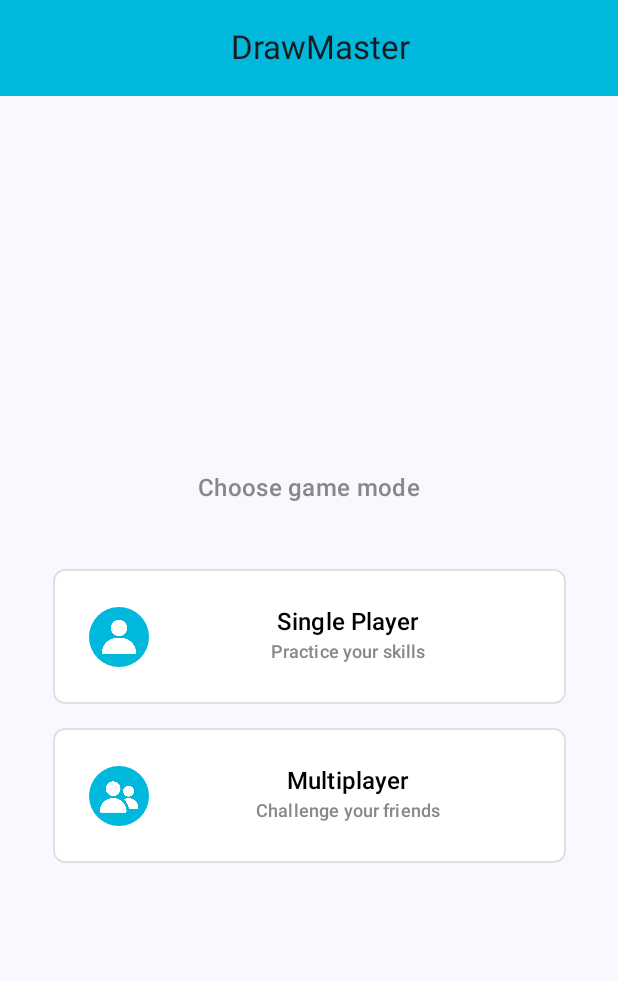
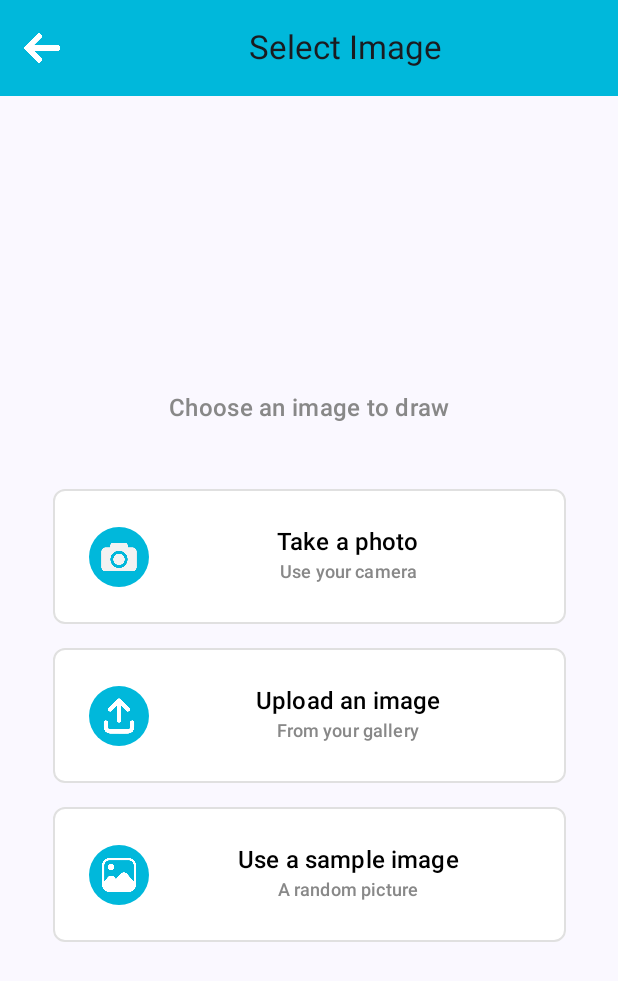
Before and after one commit to gferrerass/drawMaster, an Android app built with Jetpack Compose: the screen it shows after launch (MainActivity), after a tap on "Single Player", on a phone screen of 412 x 824 dp. Shown: the top 981 px of the screen. Run offline under Robolectric (Android 15) with nearby library versions, the light colour scheme and no system bars.

Commit message:
added botones que funcionan

```diff
--- a/app/build.gradle.kts
+++ b/app/build.gradle.kts
@@ -50,6 +50,8 @@ dependencies {
     implementation(libs.androidx.compose.ui.graphics)
     implementation(libs.androidx.compose.ui.tooling.preview)
     implementation(libs.androidx.compose.material3)
+    implementation(libs.androidx.navigation.runtime.ktx)
+    implementation(libs.androidx.navigation.compose)
     testImplementation(libs.junit)
     androidTestImplementation(libs.androidx.junit)
     androidTestImplementation(libs.androidx.espresso.core)
--- a/app/src/main/java/com/example/drawmaster/MainActivity.kt
+++ b/app/src/main/java/com/example/drawmaster/MainActivity.kt
@@ -4,24 +4,11 @@ import android.os.Bundle
 import androidx.activity.ComponentActivity
 import androidx.activity.compose.setContent
 import androidx.activity.enableEdgeToEdge
-import androidx.compose.foundation.BorderStroke
-import androidx.compose.foundation.Image
-import androidx.compose.foundation.layout.*
-import androidx.compose.foundation.shape.CircleShape
-import androidx.compose.foundation.shape.RoundedCornerShape
-import androidx.compose.material3.*
-import androidx.compose.runtime.*
-import androidx.compose.ui.Alignment
+import androidx.compose.foundation.layout.fillMaxSize
 import androidx.compose.ui.Modifier
-import androidx.compose.ui.draw.clip
-import androidx.compose.ui.graphics.Color
-import androidx.compose.ui.graphics.painter.Painter
-import androidx.compose.ui.tooling.preview.Preview
-import androidx.compose.ui.unit.dp
-import androidx.compose.ui.unit.sp
+import androidx.navigation.compose.rememberNavController
+import com.example.drawmaster.presentation.DrawMasterNavHost
 import com.example.drawmaster.ui.theme.DrawMasterTheme
-import androidx.compose.ui.res.painterResource
-
 
 class MainActivity : ComponentActivity() {
     override fun onCreate(savedInstanceState: Bundle?) {
@@ -29,107 +16,11 @@ class MainActivity : ComponentActivity() {
         enableEdgeToEdge()
         setContent {
             DrawMasterTheme {
-                MainScreen(modifier = Modifier.fillMaxSize())
-                }
-            }
-        }
-    }
-
-
-@OptIn(ExperimentalMaterial3Api::class)
-@Composable
-fun MainScreen(modifier: Modifier = Modifier) {
-    Scaffold(
-        modifier = modifier,
-        topBar = {
-            TopAppBar(
-                title = {
-                    Box(
-                        modifier = Modifier.fillMaxWidth(),
-                        contentAlignment = Alignment.Center
-                    ) {
-                        Text("DrawMaster")
-                    }
-                },
-                colors = TopAppBarDefaults.topAppBarColors(
-                    containerColor = Color(0xFF00b8db)
-                )
-            )
-        },
-        content = { innerPadding ->
-            Box(
-                modifier = Modifier
-                    .fillMaxSize()
-                    .padding(innerPadding),
-                contentAlignment = Alignment.Center
-            ) {
-                Column(
-                    modifier = Modifier
-                        .fillMaxWidth()
-                        .padding(16.dp),
-                    verticalArrangement = Arrangement.spacedBy(16.dp),
-                    horizontalAlignment = Alignment.CenterHorizontally
-                ) {
-                    Text(
-                        text = "Choose game mode",
-                        color = Color.Gray,
-                        style = MaterialTheme.typography.titleMedium
-                    )
-                    Spacer(modifier = Modifier.height(10.dp))
-                    CustomButton(
-                        name = "Single Player",
-                        description = "Practice your skills",
-                        image = painterResource(id = R.drawable.profile)) {  }
-                    CustomButton(
-                        name = "Multiplayer",
-                        description = "Challenge your friends",
-                        image = painterResource(id = R.drawable.multiplayer)) {  }
-                }
-            }
-        }
-    )
-}
-
-@Composable
-fun CustomButton(name: String, description: String, image: Painter, onClick: () -> Unit) {
-    Button(
-        onClick = onClick,
-        modifier = Modifier
-            .fillMaxWidth(0.9f)
-            .height(90.dp),
-        colors = ButtonDefaults.buttonColors(
-            containerColor = Color.White,
-            contentColor = Color.Black
-        ),
-        shape = RoundedCornerShape(8.dp),
-        border = BorderStroke(1.dp, Color(0xFFE0E0E0))
-    ) {
-        Row(verticalAlignment = Alignment.CenterVertically) {
-            Image(
-                painter = image,
-                contentDescription = null,
-                modifier = Modifier
-                    .size(40.dp)
-                    .clip(CircleShape)
-            )
-
-            Spacer(modifier = Modifier.width(12.dp))
-            Column(
-                modifier = Modifier.fillMaxSize(),
-                verticalArrangement = Arrangement.Center,
-                horizontalAlignment = Alignment.CenterHorizontally
-            ) {
-                Text(text = name, fontSize = 16.sp)
-                Text(text = description, fontSize = 12.sp, color = Color.Gray)
+                val navController = rememberNavController()
+                DrawMasterNavHost(
+                    navController = navController,
+                    modifier = Modifier.fillMaxSize())
             }
         }
     }
 }
-
-@Preview(showBackground = true)
-@Composable
-fun MainScreenPreview() {
-    DrawMasterTheme() {
-        MainScreen()
-    }
-}
--- /dev/null
+++ b/app/src/main/java/com/example/drawmaster/presentation/MainScreen.kt
@@ -0,0 +1,130 @@
+package com.example.drawmaster.presentation
+
+
+import androidx.compose.runtime.Composable
+import androidx.compose.ui.Modifier
+import androidx.compose.foundation.layout.*
+import androidx.compose.foundation.shape.CircleShape
+import androidx.compose.foundation.shape.RoundedCornerShape
+import androidx.compose.material3.*
+import androidx.compose.foundation.Image
+import androidx.compose.foundation.BorderStroke
+import androidx.compose.ui.Alignment
+import androidx.compose.ui.draw.clip
+import androidx.compose.ui.graphics.Color
+import androidx.compose.ui.graphics.painter.Painter
+import androidx.compose.ui.res.painterResource
+import androidx.compose.ui.tooling.preview.Preview
+import androidx.compose.ui.unit.dp
+import androidx.compose.ui.unit.sp
+import com.example.drawmaster.ui.theme.DrawMasterTheme
+import com.example.drawmaster.R
+
+
+@OptIn(ExperimentalMaterial3Api::class)
+@Composable
+fun MainScreen(
+    modifier: Modifier = Modifier,
+    onSinglePlayer: () -> Unit = {},
+    onMultiplayer: () -> Unit = {}
+) {
+    Scaffold(
+        modifier = modifier,
+        topBar = {
+            TopAppBar(
+                title = {
+                    Box(
+                        modifier = Modifier.fillMaxWidth(),
+                        contentAlignment = Alignment.Center
+                    ) {
+                        Text("DrawMaster")
+                    }
+                },
+                colors = TopAppBarDefaults.topAppBarColors(
+                    containerColor = Color(0xFF00b8db)
+                )
+            )
+        },
+        content = { innerPadding ->
+            Box(
+                modifier = Modifier
+                    .fillMaxSize()
+                    .padding(innerPadding),
+                contentAlignment = Alignment.Center
+            ) {
+                Column(
+                    modifier = Modifier
+                        .fillMaxWidth()
+                        .padding(16.dp),
+                    verticalArrangement = Arrangement.spacedBy(16.dp),
+                    horizontalAlignment = Alignment.CenterHorizontally
+                ) {
+                    Text(
+                        text = "Choose game mode",
+                        color = Color.Gray,
+                        style = MaterialTheme.typography.titleMedium
+                    )
+                    Spacer(modifier = Modifier.height(10.dp))
+                    CustomButton(
+                        name = "Single Player",
+                        description = "Practice your skills",
+                        image = painterResource(id = R.drawable.profile),
+                        onClick = onSinglePlayer
+                    )
+                    CustomButton(
+                        name = "Multiplayer",
+                        description = "Challenge your friends",
+                        image = painterResource(id = R.drawable.multiplayer),
+                        onClick = onMultiplayer
+                    )
+                }
+            }
+        }
+    )
+}
+
+
+@Composable
+fun CustomButton(name: String, description: String, image: Painter, onClick: () -> Unit) {
+    Button(
+        onClick = onClick,
+        modifier = Modifier
+            .fillMaxWidth(0.9f)
+            .height(90.dp),
+        colors = ButtonDefaults.buttonColors(
+            containerColor = Color.White,
+            contentColor = Color.Black
+        ),
+        shape = RoundedCornerShape(8.dp),
+        border = BorderStroke(1.dp, Color(0xFFE0E0E0))
+    ) {
+        Row(verticalAlignment = Alignment.CenterVertically) {
+            Image(
+                painter = image,
+                contentDescription = null,
+                modifier = Modifier
+                    .size(40.dp)
+                    .clip(CircleShape)
+            )
+
+            Spacer(modifier = Modifier.width(12.dp))
+            Column(
+                modifier = Modifier.fillMaxSize(),
+                verticalArrangement = Arrangement.Center,
+                horizontalAlignment = Alignment.CenterHorizontally
+            ) {
+                Text(text = name, fontSize = 16.sp)
+                Text(text = description, fontSize = 12.sp, color = Color.Gray)
+            }
+        }
+    }
+}
+
+
+@Preview(showBackground = true)
+@Composable
+fun MainScreenPreview() {
+    DrawMasterTheme {
+        MainScreen()
+    }
+}
--- /dev/null
+++ b/app/src/main/java/com/example/drawmaster/presentation/NavGraph.kt
@@ -0,0 +1,28 @@
+package com.example.drawmaster.presentation
+
+import androidx.compose.runtime.Composable
+import androidx.navigation.NavHostController
+import androidx.compose.ui.Modifier
+import androidx.navigation.compose.NavHost
+import androidx.navigation.compose.composable
+
+
+
+@Composable
+fun DrawMasterNavHost(
+    navController: NavHostController,
+    modifier: Modifier = Modifier
+) {
+    NavHost(
+        navController = navController,
+        startDestination = "main_screen",
+        modifier = modifier
+    ) {
+        composable(route = "main_screen") {
+            MainScreen(onSinglePlayer = { navController.navigate("select_image") })
+        }
+        composable(route = "select_image") {
+            SelectImageScreen(navController = navController)
+        }
+    }
+}
--- /dev/null
+++ b/app/src/main/java/com/example/drawmaster/presentation/SelectImage.kt
@@ -0,0 +1,110 @@
+package com.example.drawmaster.presentation
+
+import androidx.compose.foundation.Image
+import androidx.compose.runtime.Composable
+import androidx.compose.ui.Modifier
+import androidx.compose.foundation.layout.*
+import androidx.compose.material3.*
+import androidx.compose.ui.Alignment
+import androidx.compose.ui.draw.rotate
+import androidx.compose.ui.graphics.Color
+import androidx.compose.ui.res.painterResource
+import androidx.compose.ui.tooling.preview.Preview
+import androidx.compose.ui.unit.dp
+import androidx.navigation.NavHostController
+import androidx.navigation.compose.rememberNavController
+import com.example.drawmaster.ui.theme.DrawMasterTheme
+import com.example.drawmaster.R
+
+
+@OptIn(ExperimentalMaterial3Api::class)
+@Composable
+fun SelectImageScreen(
+    navController: NavHostController,
+    modifier: Modifier = Modifier,
+    onSinglePlayer: () -> Unit = {},
+    onMultiplayer: () -> Unit = {}
+) {
+    Scaffold(
+        modifier = modifier,
+        topBar = {
+            TopAppBar(
+                navigationIcon = {
+                    IconButton(onClick = { navController.popBackStack() }) {
+                        Image(
+                            painter = painterResource(id = R.drawable.arrow),
+                            contentDescription = "Go Back",
+                            modifier = Modifier
+                                .size(24.dp)
+                                .rotate(180f)
+                        )
+                    }
+                },
+                title = {
+                    Box(
+                        modifier = Modifier.fillMaxWidth(),
+                        contentAlignment = Alignment.Center
+                    ) {
+                        Text("Select Image")
+                    }
+                },
+                colors = TopAppBarDefaults.topAppBarColors(
+                    containerColor = Color(0xFF00b8db)
+                )
+            )
+        },
+        content = { innerPadding ->
+            Box(
+                modifier = Modifier
+                    .fillMaxSize()
+                    .padding(innerPadding),
+                contentAlignment = Alignment.Center
+            ) {
+                Column(
+                    modifier = Modifier
+                        .fillMaxWidth()
+                        .padding(16.dp),
+                    verticalArrangement = Arrangement.spacedBy(16.dp),
+                    horizontalAlignment = Alignment.CenterHorizontally
+                ) {
+                    Text(
+                        text = "Choose an image to draw",
+                        color = Color.Gray,
+                        style = MaterialTheme.typography.titleMedium
+                    )
+                    Spacer(modifier = Modifier.height(10.dp))
+                    CustomButton(
+                        name = "Take a photo",
+                        description = "Use your camera",
+                        image = painterResource(id = R.drawable.camera),
+                        onClick = onSinglePlayer
+                    )
+                    CustomButton(
+                        name = "Upload an image",
+                        description = "From your gallery",
+                        image = painterResource(id = R.drawable.upload),
+                        onClick = onMultiplayer
+                    )
+                    CustomButton(
+                        name = "Use a sample image",
+                        description = "A random picture",
+                        image = painterResource(id = R.drawable.gallery),
+                        onClick = onMultiplayer
+                    )
+                }
+            }
+        }
+    )
+}
+
+
+
+
+@Preview(showBackground = true)
+@Composable
+fun SelectImageScreenPreview() {
+    val navController = rememberNavController()
+    DrawMasterTheme {
+        SelectImageScreen(navController = navController)
+    }
+}
--- a/gradle/libs.versions.toml
+++ b/gradle/libs.versions.toml
@@ -8,6 +8,7 @@ espressoCore = "3.7.0"
 lifecycleRuntimeKtx = "2.10.0"
 activityCompose = "1.12.0"
 composeBom = "2024.09.00"
+navigationRuntimeKtx = "2.9.6"
 
 [libraries]
 androidx-core-ktx = { group = "androidx.core", name = "core-ktx", version.ref = "coreKtx" }
@@ -24,6 +25,8 @@ androidx-compose-ui-tooling-preview = { group = "androidx.compose.ui", name = "u
 androidx-compose-ui-test-manifest = { group = "androidx.compose.ui", name = "ui-test-manifest" }
 androidx-compose-ui-test-junit4 = { group = "androidx.compose.ui", name = "ui-test-junit4" }
 androidx-compose-material3 = { group = "androidx.compose.material3", name = "material3" }
+androidx-navigation-runtime-ktx = { group = "androidx.navigation", name = "navigation-runtime-ktx", version.ref = "navigationRuntimeKtx" }
+androidx-navigation-compose = { group = "androidx.navigation", name = "navigation-compose", version.ref = "navigationRuntimeKtx" }
 
 [plugins]
 android-application = { id = "com.android.application", version.ref = "agp" }
```
Also changed, not shown: app/src/main/res/drawable/arrow.png (added), app/src/main/res/drawable/camera.png (added), app/src/main/res/drawable/gallery.png (added), app/src/main/res/drawable/upload.png (added), 1 other file.
